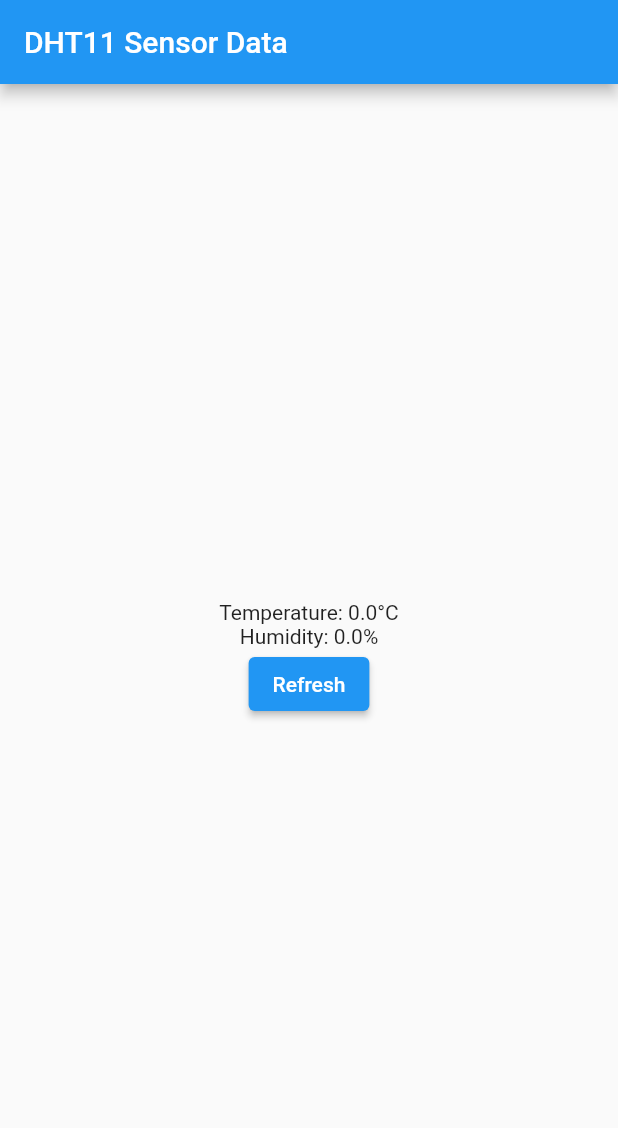
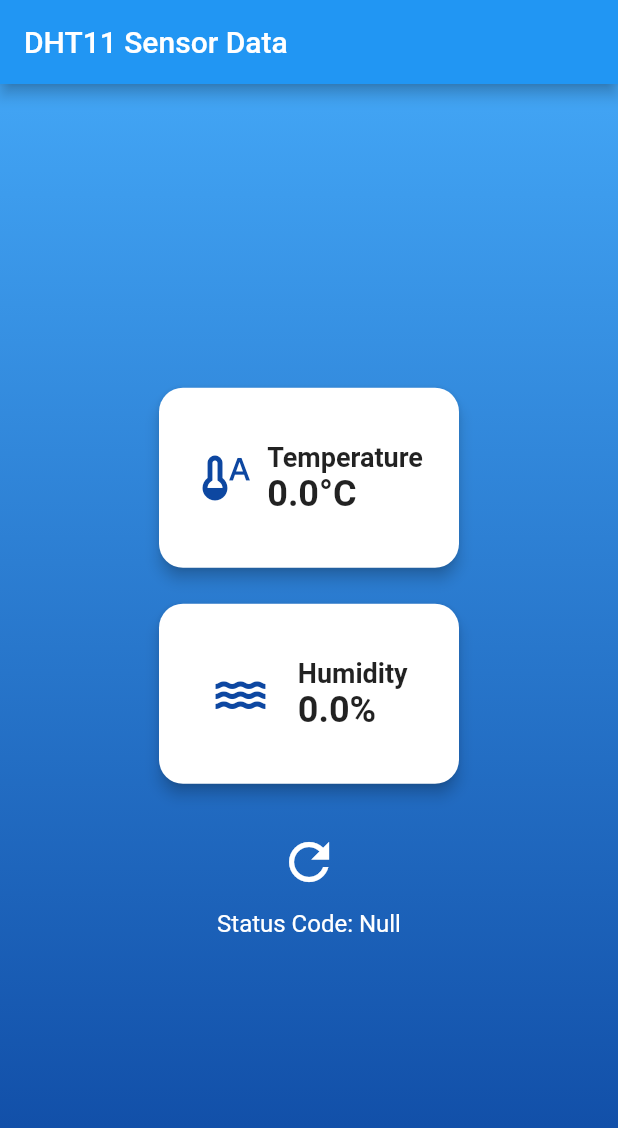
Before and after one commit to mukundsolanki/TempApp-DHT11, a Flutter app: the screen it shows after launch, on a phone screen of 412 x 824 dp. Shown: the top 1128 px of the screen. Run offline on Flutter 3.47's test engine with Material 2 defaults, Android fonts, the phone set to English and light mode, and no system bars.

Commit message:
Updating the Home page UI

```diff
--- a/lib/main.dart
+++ b/lib/main.dart
@@ -14,12 +14,16 @@
 class _SensorAppState extends State<SensorApp> {
   double temperature = 0;
   double humidity = 0;
+  String statusCode = "Null";
 
   void fetchSensorData() async {
     final response = await http.get(Uri.parse('http://192.168.29.80:5000/sensor_data'));
+    setState(() {
+      statusCode = response.statusCode == 200 ? response.statusCode.toString() : 'Null';
+    });
     if (response.statusCode == 200) {
+      final data = json.decode(response.body);
       setState(() {
-        final data = json.decode(response.body);
         temperature = data['temperature'];
         humidity = data['humidity'];
       });
@@ -36,19 +40,123 @@
     return MaterialApp(
       home: Scaffold(
         appBar: AppBar(
-          title: Text('DHT11 Sensor Data'),
+          title: const Text('DHT11 Sensor Data'),
         ),
-        body: Center(
+        body: Container(
+          decoration: BoxDecoration(
+            gradient: LinearGradient(
+              begin: Alignment.topCenter,
+              end: Alignment.bottomCenter,
+              colors: [Colors.blue[400]!, Colors.blue[900]!],
+            ),
+          ),
+          child: Center(
+            child: Padding(
+              padding: const EdgeInsets.all(16.0),
               child: Column(
                 mainAxisAlignment: MainAxisAlignment.center,
+                crossAxisAlignment: CrossAxisAlignment.center,
                 children: <Widget>[
-              Text('Temperature: $temperature°C'),
-              Text('Humidity: $humidity%'),
+                  Card(
+                    elevation: 4,
+                    shape: RoundedRectangleBorder(
+                      borderRadius: BorderRadius.circular(16.0),
+                    ),
+                    child: Container(
+                      width: 200,
+                      height: 120,
+                      padding: const EdgeInsets.all(16.0),
+                      child: Row(
+                        mainAxisAlignment: MainAxisAlignment.spaceEvenly,
+                        children: [
+                          Icon(Icons.thermostat_auto, size: 40, color: Colors.blue[900]),
+                          Column(
+                            mainAxisAlignment: MainAxisAlignment.center,
+                            crossAxisAlignment: CrossAxisAlignment.start,
+                            children: [
+                              const Text(
+                                'Temperature',
+                                style: TextStyle(
+                                  fontSize: 18,
+                                  fontWeight: FontWeight.bold,
+                                ),
+                              ),
+                              Text(
+                                '$temperature°C',
+                                style: const TextStyle(
+                                  fontSize: 24,
+                                  fontWeight: FontWeight.bold,
+                                ),
+                              ),
+                            ],
+                          ),
+                        ],
+                      ),
+                    ),
+                  ),
+                  const SizedBox(height: 16),
+                  Card(
+                    elevation: 4,
+                    shape: RoundedRectangleBorder(
+                      borderRadius: BorderRadius.circular(16.0),
+                    ),
+                    child: Container(
+                      width: 200,
+                      height: 120,
+                      padding: const EdgeInsets.all(16.0),
+                      child: Row(
+                        mainAxisAlignment: MainAxisAlignment.spaceEvenly,
+                        children: [
+                          Icon(Icons.water, size: 40, color: Colors.blue[900]),
+                          Column(
+                            mainAxisAlignment: MainAxisAlignment.center,
+                            crossAxisAlignment: CrossAxisAlignment.start,
+                            children: [
+                              const Text(
+                                'Humidity',
+                                style: TextStyle(
+                                  fontSize: 18,
+                                  fontWeight: FontWeight.bold,
+                                ),
+                              ),
+                              Text(
+                                '$humidity%',
+                                style: const TextStyle(
+                                  fontSize: 24,
+                                  fontWeight: FontWeight.bold,
+                                ),
+                              ),
+                            ],
+                          ),
+                        ],
+                      ),
+                    ),
+                  ),
+                  const SizedBox(height: 24),
                   ElevatedButton(
                     onPressed: fetchSensorData,
-                child: Text('Refresh'),
+                    style: ElevatedButton.styleFrom(
+                      backgroundColor: Colors.transparent,
+                      foregroundColor: Colors.white,
+                      shape: RoundedRectangleBorder(
+                        borderRadius: BorderRadius.circular(8.0),
+                      ),
+                      shadowColor: Colors.transparent, // Add shadow color
+                      elevation: 4, // Add elevation for shadow effect
+                    ),
+                    child: const Icon(Icons.refresh, size: 40),
+                  ),
+                  const SizedBox(height: 8),
+                  Text(
+                    'Status Code: $statusCode',
+                    style: const TextStyle(
+                      fontSize: 16,
+                      color: Colors.white,
+                    ),
                   ),
                 ],
+              ),
+            ),
           ),
         ),
       ),
```
Lines whose indentation alone changed are shown as unchanged.
